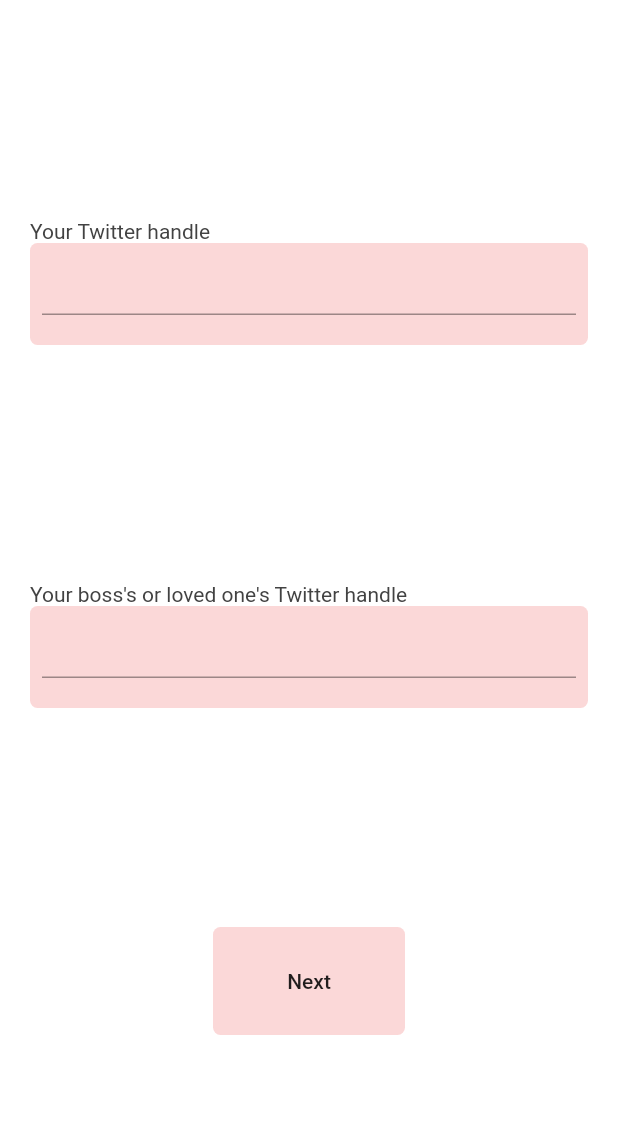
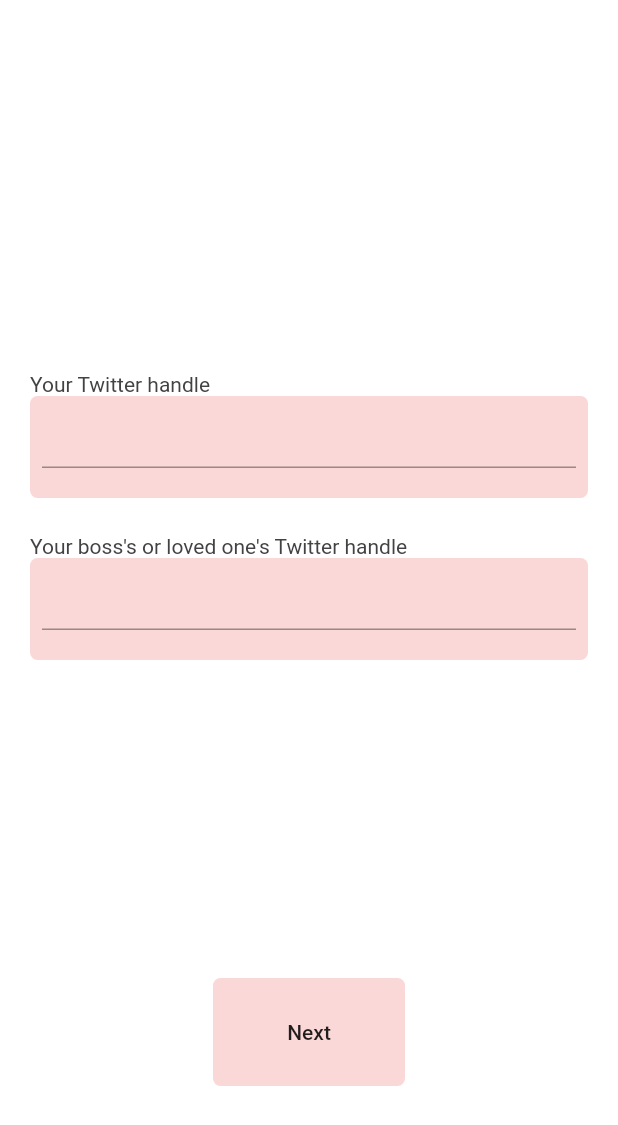
Before and after one commit to yossaj/unnecessay_consequences, a Flutter app: the screen it shows after launch, on a phone screen of 412 x 824 dp. Shown: the top 1125 px of the screen. Run offline on Flutter 3.47's test engine with Material 2 defaults, Android fonts, the phone set to English and light mode, and no system bars; our stand-ins replace animated_text_kit; missing offline and left inert: twitter_api.

Commit message:
reg layout changes

```diff
--- a/lib/screens/registration_screen.dart
+++ b/lib/screens/registration_screen.dart
@@ -32,7 +32,7 @@ class _RegistrationScreenState extends State<RegistrationScreen> {
     return Scaffold(
       backgroundColor: Colors.white,
       body: Column(
-        mainAxisAlignment: MainAxisAlignment.spaceEvenly,
+        mainAxisAlignment: MainAxisAlignment.end,
         children: [
           RegTextField(
             inputTitle: 'Your Twitter handle',
@@ -41,6 +41,9 @@ class _RegistrationScreenState extends State<RegistrationScreen> {
           RegTextField(
             inputTitle: 'Your boss\'s or loved one\'s Twitter handle',
             onChanged: (String text){ bossTwitterHandle = text;},
+          ),
+          SizedBox(
+            height: 200,
           ),
           Container(
             padding:  EdgeInsets.symmetric(vertical: 12, horizontal: 20),
@@ -60,6 +63,9 @@ class _RegistrationScreenState extends State<RegistrationScreen> {
               color: Color(0x44F16C6C),
               borderRadius: BorderRadius.circular(5),
             ),
+          ),
+          SizedBox(
+            height: 100,
           )
         ],
       ),
```
